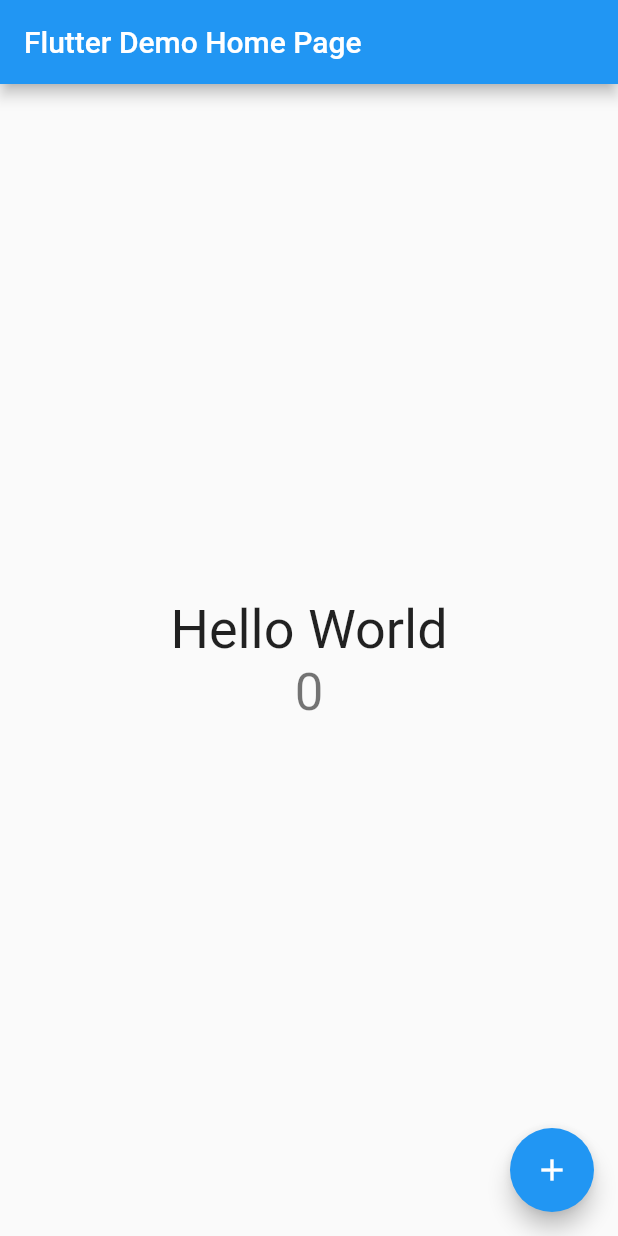
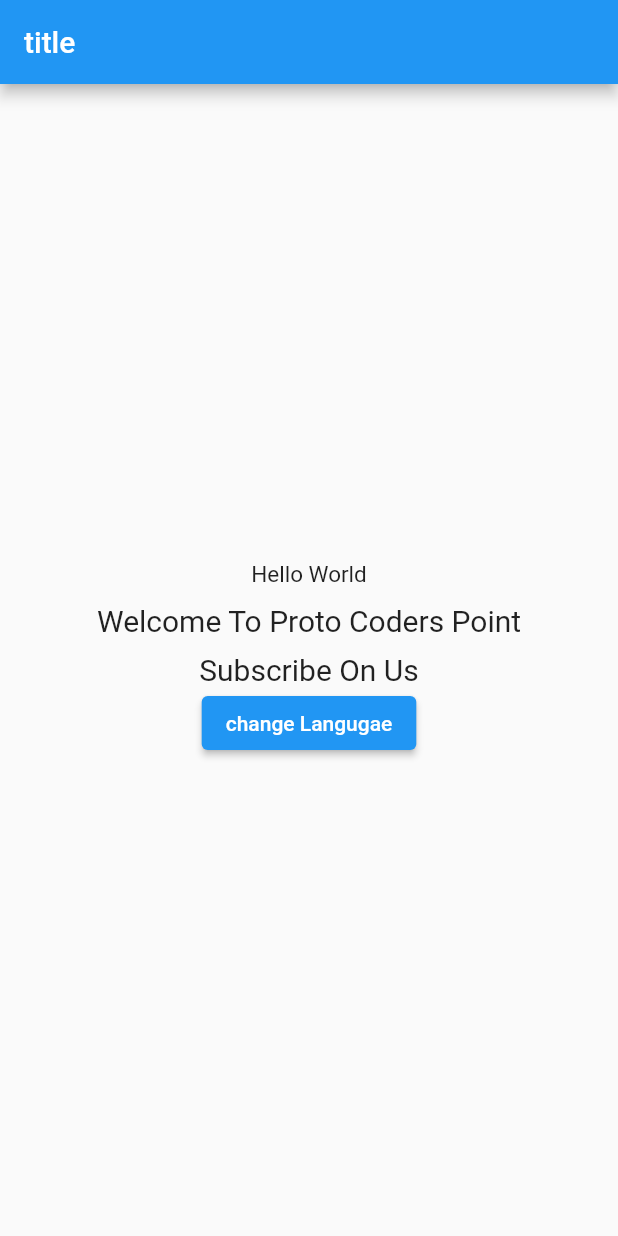
Before and after one commit to ELTEGANI/internationlization_app, a Flutter app: the screen it shows after launch, on a phone screen of 412 x 824 dp. Run offline on Flutter 3.47's test engine with Material 2 defaults, Android fonts, the phone set to English and light mode, and no system bars; our stand-ins replace get.

```diff
--- a/l10n.yaml
+++ /dev/null
@@ -1,3 +0,0 @@
-arb-dir: lib/l10n
-template-arb-file: app_en.arb
-output-localization-file: app_localization.dart
--- /dev/null
+++ b/lib/LocalString.dart
@@ -0,0 +1,16 @@
+import 'package:get/route_manager.dart';
+
+class LocalString extends Translations{
+  @override
+  Map<String, Map<String, String>> get keys =>{
+    'en_US':{
+      'hello':'Hello World',
+       'message':'Welcome To Proto Coders Point'
+    },
+    'ar_AR':{
+      'hello':'مرحبا',
+      'message':'السلام عليكم ورحمه الله'
+    },
+  };
+
+}
--- /dev/null
+++ b/lib/home_page.dart
@@ -0,0 +1,31 @@
+import 'package:flutter/cupertino.dart';
+import 'package:flutter/material.dart';
+import 'package:get/route_manager.dart';
+import 'package:get/utils.dart';
+
+class HomePage extends StatelessWidget {
+  const HomePage({Key? key}) : super(key: key);
+
+  @override
+  Widget build(BuildContext context) {
+    return Scaffold(
+      appBar:AppBar(title:Text('title')),
+      body:Center(
+        child:Column(
+          mainAxisAlignment:MainAxisAlignment.center,
+          children: [
+            Text('hello'.tr,style:TextStyle(fontSize:15)),
+            const SizedBox(height:10),
+            Text('message'.tr,style:TextStyle(fontSize: 20)),
+            const SizedBox(height:10),
+            const Text("Subscribe On Us",style:TextStyle(fontSize:20)),
+            ElevatedButton(onPressed:(){
+             var locale = const Locale('ar','AR');
+             Get.updateLocale(locale);
+            },child:const Text("change Langugae"))
+          ],
+        ),
+      ),
+    );
+  }
+}
--- a/lib/l10n/app_ar.arb
+++ /dev/null
@@ -1,4 +0,0 @@
-{
-    "language":"العربية",
-    "helloWorld":"مرحبا،بالعالم"
-}
--- a/lib/l10n/app_en.arb
+++ /dev/null
@@ -1,7 +0,0 @@
-{
-    "language":"English",
-    "@language":{
-      "description":"the current language"
-    },
-    "helloWorld":"Hello World"
-}
--- a/lib/l10n/l10n.dart
+++ /dev/null
@@ -1,8 +0,0 @@
-import 'package:flutter/material.dart';
-
-class L10n{
-  static final all = [
-    const Locale('ar'),
-    const Locale('en')
-  ];
-}
--- a/lib/main.dart
+++ b/lib/main.dart
@@ -1,7 +1,7 @@
 import 'package:flutter/material.dart';
-import 'package:flutter_localizations/flutter_localizations.dart';
-import 'l10n/l10n.dart';
-import 'package:flutter_gen/gen_l10n/app_localization.dart';
+import 'package:get/route_manager.dart';
+import 'package:multi_language_app/LocalString.dart';
+import 'package:multi_language_app/home_page.dart';
 
 void main() {
   runApp(const MyApp());
@@ -11,20 +11,15 @@ class MyApp extends StatelessWidget {
   const MyApp({Key? key}) : super(key: key);
   @override
   Widget build(BuildContext context) {
-    return MaterialApp(
+    return GetMaterialApp(
+      translations:LocalString(),
+      locale:const Locale('en','US'),
       debugShowCheckedModeBanner:false,
       title: 'Flutter Demo',
       theme: ThemeData(
         primarySwatch: Colors.blue,
       ),
-      supportedLocales:L10n.all,
-        localizationsDelegates: const [
-          AppLocalizations.delegate,
-          GlobalMaterialLocalizations.delegate,
-          GlobalWidgetsLocalizations.delegate,
-          GlobalCupertinoLocalizations.delegate,
-        ],
-      home: const MyHomePage(title: 'Flutter Demo Home Page'),
+      home:const HomePage(),
     );
   }
 }
@@ -37,13 +32,6 @@ class MyHomePage extends StatefulWidget {
 }
 
 class _MyHomePageState extends State<MyHomePage> {
-  int _counter = 0;
-
-  void _incrementCounter() {
-    setState(() {
-      _counter++;
-    });
-  }
 
   @override
   Widget build(BuildContext context) {
@@ -51,26 +39,7 @@ class _MyHomePageState extends State<MyHomePage> {
       appBar: AppBar(
         title: Text(widget.title),
       ),
-      body: Center(
-        child: Column(
-          mainAxisAlignment: MainAxisAlignment.center,
-          children: <Widget>[
-            Text(
-              AppLocalizations.of(context)!.helloWorld,
-              style:const TextStyle(fontSize:36),
-            ),
-            Text(
-              '$_counter',
-              style: Theme.of(context).textTheme.headline4,
-            ),
-          ],
-        ),
-      ),
-      floatingActionButton: FloatingActionButton(
-        onPressed: _incrementCounter,
-        tooltip: 'Increment',
-        child: const Icon(Icons.add),
-      ), // This trailing comma makes auto-formatting nicer for build methods.
+      body: const Center(), // This trailing comma makes auto-formatting nicer for build methods.
     );
   }
 }
```
Also changed, not shown: pubspec.yaml (+4 -3 lines), pubspec.lock.
